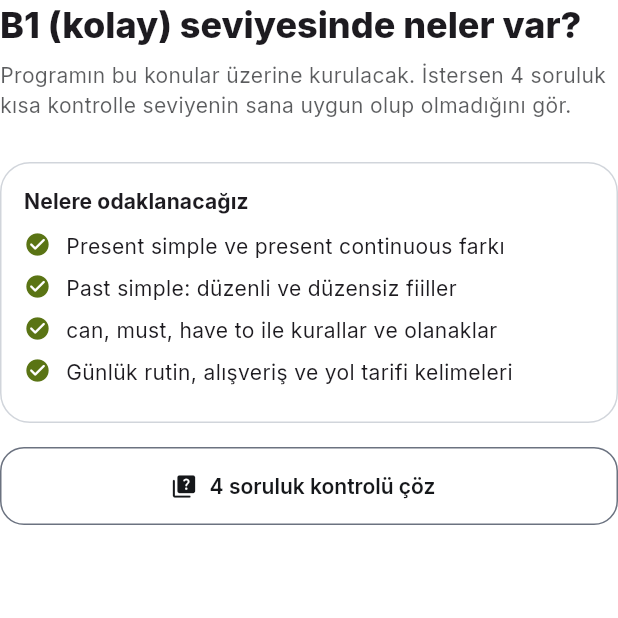
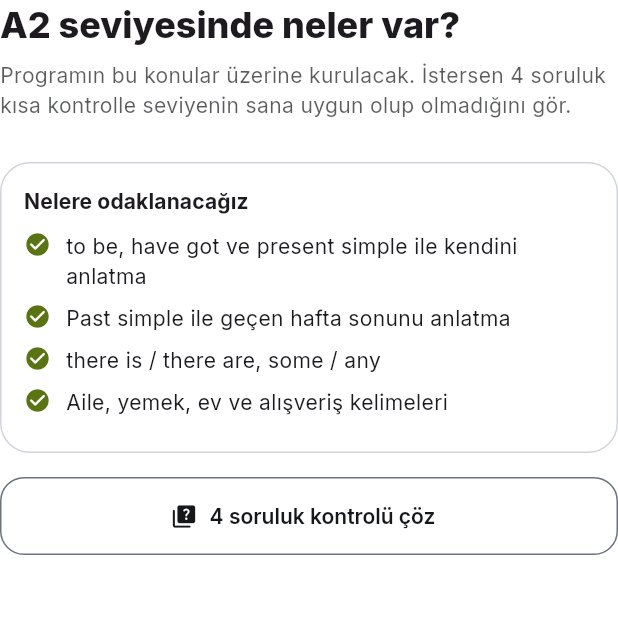
Before and after one commit to efecanefee/ingilizce-calisma-PACEORA-, a Flutter app: the _LevelCheckStep screen opened directly with empty values, on a phone screen of 412 x 824 dp, the top half of it. Run offline on Flutter 3.47's test engine with Material 3 defaults, Android fonts, the phone set to English and light mode, and no system bars; drawn by our look-alikes of flutter_animate; our stand-ins replace clock, drift, drift_flutter, flutter_local_notifications, flutter_riverpod, flutter_secure_storage and 7 more; accounts and stored records are empty; generated files the repository leaves out were written again.

Commit message:
A2 ve C1 seviyeleri
- Seviyeler A2, B1-, B1, B1+, B2-, B2, B2+, C1 (8 kademe); haftalık
  rapor artık A2'ye inebilir, C1'e çıkabilir
- Kısa seviye testi 16 soru (kademe başına 2), A2 ve C1 soru havuzu
- A2 ve C1 için seviye önizlemesi (odak konuları ve 4 soruluk kontrol)
  ve yedek haftalık program
- Hazır dersler ve yedek hikayelerde A2 en yakın B1, C1 en yakın B2
  setini kullanır
- README ve CHANGELOG güncellendi

```diff
--- a/lib/app/constants.dart
+++ b/lib/app/constants.dart
@@ -72,12 +72,14 @@ abstract class AppConstants {
 
 /// CEFR tabanlı zorluk kademeleri (adaptif zorluk için).
 enum DifficultyLevel {
+  a2('A2', 'A2'),
   b1Minus('B1-', 'B1 (kolay)'),
   b1('B1', 'B1'),
   b1Plus('B1+', 'B1 (zor)'),
   b2Minus('B2-', 'B2 (kolay)'),
   b2('B2', 'B2'),
-  b2Plus('B2+', 'B2 (zor)');
+  b2Plus('B2+', 'B2 (zor)'),
+  c1('C1', 'C1');
 
   const DifficultyLevel(this.code, this.label);
   final String code;
--- a/lib/data/database.dart
+++ b/lib/data/database.dart
@@ -9,7 +9,7 @@ class UserProfiles extends Table {
   IntColumn get id => integer().autoIncrement()();
   TextColumn get name => text()();
 
-  /// DifficultyLevel.code — B1-, B1, B1+, B2-, B2, B2+
+  /// DifficultyLevel.code — A2, B1-, B1, B1+, B2-, B2, B2+, C1
   TextColumn get level => text()();
   IntColumn get dailyMinutes => integer()();
   IntColumn get streak => integer().withDefault(const Constant(0))();
--- a/lib/data/level_check.dart
+++ b/lib/data/level_check.dart
@@ -29,6 +29,40 @@ LevelCheckVerdict levelCheckVerdict(DifficultyLevel level, int correct) {
 }
 
 const _previews = <DifficultyLevel, LevelPreview>{
+  DifficultyLevel.a2: LevelPreview(
+    focus: [
+      'to be, have got ve present simple ile kendini anlatma',
+      'Past simple ile geçen hafta sonunu anlatma',
+      'there is / there are, some / any',
+      'Aile, yemek, ev ve alışveriş kelimeleri',
+    ],
+    questions: [
+      PlacementQuestion(
+        prompt: 'There ___ two apples on the table.',
+        options: ['is', 'are', 'be', 'am'],
+        answer: 1,
+        level: DifficultyLevel.a2,
+      ),
+      PlacementQuestion(
+        prompt: 'He ___ like coffee.',
+        options: ["don't", "doesn't", "isn't", "not"],
+        answer: 1,
+        level: DifficultyLevel.a2,
+      ),
+      PlacementQuestion(
+        prompt: 'I ___ born in Bolu.',
+        options: ['am', 'were', 'was', 'did'],
+        answer: 2,
+        level: DifficultyLevel.a2,
+      ),
+      PlacementQuestion(
+        prompt: 'Can I have ___ water, please?',
+        options: ['a', 'some', 'many', 'an'],
+        answer: 1,
+        level: DifficultyLevel.a2,
+      ),
+    ],
+  ),
   DifficultyLevel.b1Minus: LevelPreview(
     focus: [
       'Present simple ve present continuous farkı',
@@ -243,4 +277,38 @@ const _previews = <DifficultyLevel, LevelPreview>{
       ),
     ],
   ),
+  DifficultyLevel.c1: LevelPreview(
+    focus: [
+      'Vurgu için inversion ve cleft yapılar',
+      'Gelişmiş bağlaçlar ve söylem belirleyiciler',
+      'Akademik ve iş İngilizcesinde resmi üslup',
+      'Deyimler, phrasal verb’ler ve ince anlam farkları',
+    ],
+    questions: [
+      PlacementQuestion(
+        prompt: 'Rarely ___ such a convincing argument.',
+        options: ['I have heard', 'have I heard', 'I heard', 'heard I'],
+        answer: 1,
+        level: DifficultyLevel.c1,
+      ),
+      PlacementQuestion(
+        prompt: 'What I need ___ a long holiday.',
+        options: ['are', 'is', 'be', 'being'],
+        answer: 1,
+        level: DifficultyLevel.c1,
+      ),
+      PlacementQuestion(
+        prompt: 'The results were inconclusive; ___, further research is needed.',
+        options: ['nevertheless', 'consequently', 'whereas', 'albeit'],
+        answer: 1,
+        level: DifficultyLevel.c1,
+      ),
+      PlacementQuestion(
+        prompt: "She's very good at ___ difficult situations.",
+        options: ['defusing', 'diffusing', 'refusing', 'confusing'],
+        answer: 0,
+        level: DifficultyLevel.c1,
+      ),
+    ],
+  ),
 };
--- a/lib/data/offline_lessons.dart
+++ b/lib/data/offline_lessons.dart
@@ -47,7 +47,9 @@ class OfflineLessonBank {
     required String grammarTopic,
     required int dayIndex,
   }) {
-    final group = level.startsWith('B2') ? 'B2' : 'B1';
+    // A2 en yakın B1 grubuna, C1 B2 grubuna düşer.
+    final upper = level.startsWith('B2') || level.startsWith('C');
+    final group = upper ? 'B2' : 'B1';
     final pool = _entries.where((e) => e.group == group).toList();
     if (pool.isEmpty) return null;
 
--- a/lib/data/review_models.dart
+++ b/lib/data/review_models.dart
@@ -261,6 +261,6 @@ ReportCommentary localCommentary(WeeklyStats stats, int levelDelta) {
   );
 }
 
-/// [code] seviyesinden [delta] kademe ötedeki seviye kodu (B1- ile B2+ arası).
+/// [code] seviyesinden [delta] kademe ötedeki seviye kodu (A2 ile C1 arası).
 String shiftLevel(String code, int delta) =>
     DifficultyLevel.fromCode(code).step(delta).code;
--- a/lib/data/story_models.dart
+++ b/lib/data/story_models.dart
@@ -193,7 +193,9 @@ DailyStory? parseDailyStoryResponse(String responseBody) {
 /// Haftanın gününe göre iki hikaye arasında dönülür; böylece çevrimdışı
 /// kullanıcı her gün aynı metni görmez.
 DailyStory fallbackStory(String levelCode, DateTime date) {
-  final pool = levelCode.startsWith('B2') ? _fallbackB2 : _fallbackB1;
+  // A2 en yakın B1 setine, C1 B2 setine düşer.
+  final upper = levelCode.startsWith('B2') || levelCode.startsWith('C');
+  final pool = upper ? _fallbackB2 : _fallbackB1;
   return pool[date.weekday % pool.length];
 }
 
--- a/lib/features/onboarding/onboarding_screen.dart
+++ b/lib/features/onboarding/onboarding_screen.dart
@@ -8,6 +8,7 @@ import '../../app/logo.dart';
 import '../../app/mascot.dart';
 import '../../app/motion.dart';
 import '../../data/level_check.dart';
+import '../../data/placement.dart';
 import '../../data/providers.dart';
 import '../placement/placement_screen.dart';
 
@@ -330,7 +331,7 @@ class _LevelStep extends StatelessWidget {
                 animate: false,
               ),
               title: const Text('Kısa seviye testi'),
-              subtitle: const Text('12 soru, yaklaşık 2 dakika'),
+              subtitle: Text('$placementQuestionCount soru, yaklaşık 3 dakika'),
               trailing: const Icon(Icons.chevron_right_rounded),
               onTap: onTest,
             ),
--- a/lib/features/placement/placement_screen.dart
+++ b/lib/features/placement/placement_screen.dart
@@ -17,7 +17,7 @@ Future<DifficultyLevel?> openPlacementTest(BuildContext context) {
   );
 }
 
-/// 12 soruluk seviye testi. Sorular tek tek gelir; cevap seçilince
+/// Kısa seviye testi (kademe başına 2 soru). Sorular tek tek gelir; cevap seçilince
 /// sıradakine geçilir. Sonda seviye ve doğru sayısı gösterilir.
 class PlacementTestScreen extends ConsumerStatefulWidget {
   const PlacementTestScreen({super.key, this.random});
```
Also changed, not shown: lib/data/gemini_service.dart (+67 -3 lines), lib/data/placement.dart (+36 -10 lines), 6 other files.
